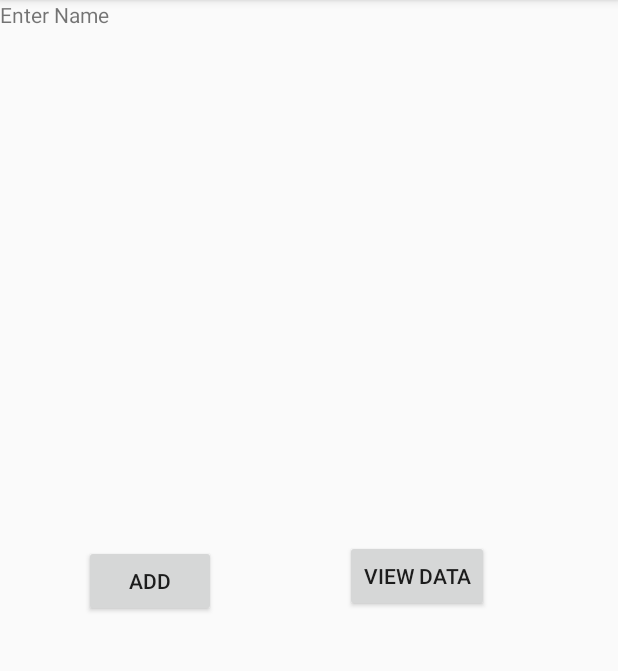
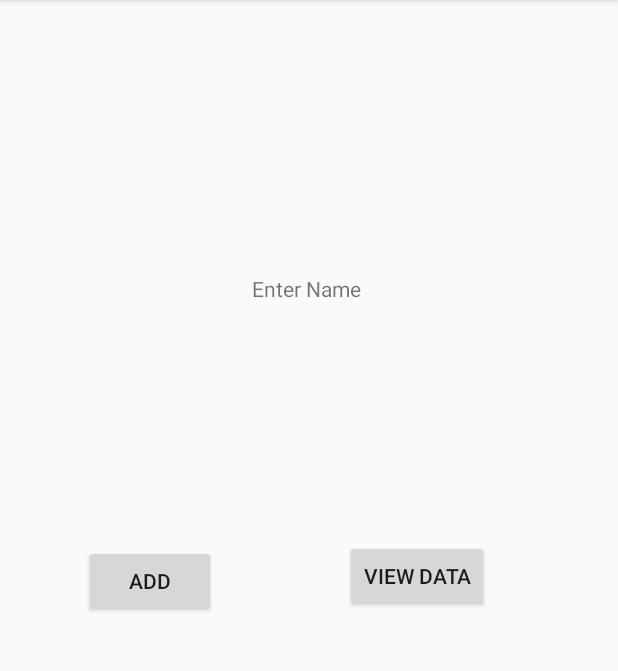
Before and after one commit to thearkochatterjee/hackohio2019, an Android app: the screen it shows after launch (MainActivity), on a phone screen of 412 x 824 dp, the part 84-755 px from its top. Run offline under Robolectric (Android 15) with nearby library versions, the light colour scheme and no system bars.

Commit message:
Update Databasetest

```diff
--- a/databasetest/app/src/main/java/com/example/databasetest/ListDataActivity.java
+++ b/databasetest/app/src/main/java/com/example/databasetest/ListDataActivity.java
@@ -14,7 +14,7 @@ import androidx.annotation.Nullable;
 import androidx.appcompat.app.AppCompatActivity;
 
 public class ListDataActivity extends AppCompatActivity {
-    private static final String TAG = "ListDataActivity"
+    private static final String TAG = "ListDataActivity";
     DatabaseHelper mdatabasehelper;
     private ListView mListView;
     @Override
--- a/databasetest/app/src/main/res/layout/activity_main.xml
+++ b/databasetest/app/src/main/res/layout/activity_main.xml
@@ -30,10 +30,16 @@
 
     <TextView
         android:id="@+id/txtname"
-        android:layout_width="wrap_content"
-        android:layout_height="wrap_content"
+        android:layout_width="74dp"
+        android:layout_height="19dp"
+        android:clickable="false"
+        android:editable="true"
         android:text="Enter Name"
-        tools:layout_editor_absoluteX="104dp"
-        tools:layout_editor_absoluteY="192dp" />
+        app:layout_constraintBottom_toBottomOf="parent"
+        app:layout_constraintEnd_toEndOf="parent"
+        app:layout_constraintHorizontal_bias="0.498"
+        app:layout_constraintStart_toStartOf="parent"
+        app:layout_constraintTop_toTopOf="parent"
+        app:layout_constraintVertical_bias="0.244" />
 
 </androidx.constraintlayout.widget.ConstraintLayout>
```
